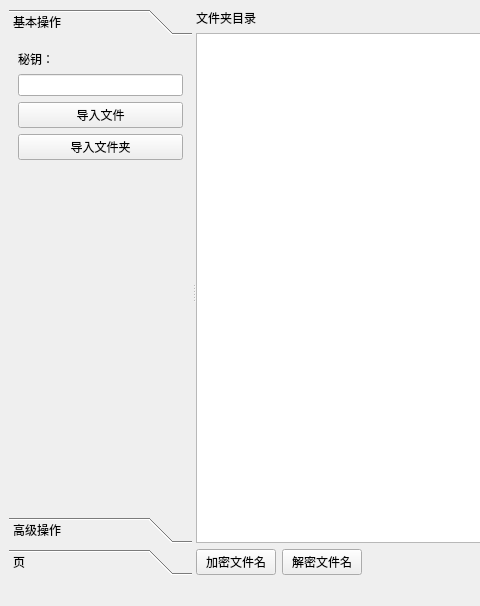
First picture: the form in mainwindow.ui, repository jedi007/Jedi_Encrypt, before the edit; both pictures show x 0 to 480 and y 0 to 606 of the 951 by 606 pixel window.
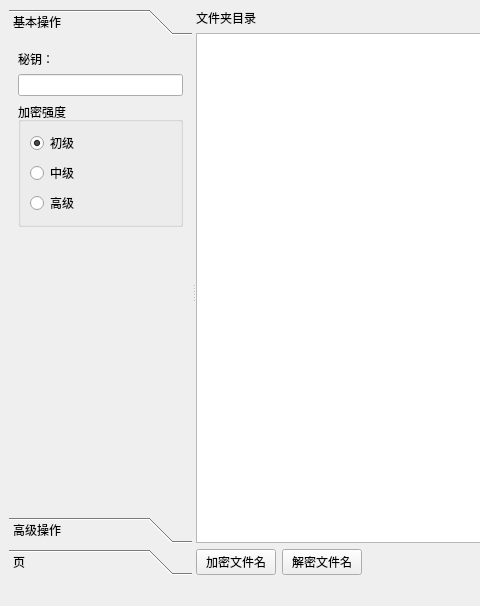
Second picture: the form after the edit. Custom widgets are drawn as their Qt base class.

Commit message: 完成 加密强度 等级配置的UI

Patch:
```diff
--- a/mainwindow.ui
+++ b/mainwindow.ui
@@ -41,7 +41,7 @@
          <rect>
           <x>0</x>
           <y>0</y>
-          <width>172</width>
+          <width>184</width>
           <height>467</height>
          </rect>
         </property>
@@ -50,8 +50,6 @@
         </attribute>
         <layout class="QVBoxLayout" name="verticalLayout_5">
          <item>
-          <layout class="QVBoxLayout" name="verticalLayout_4">
-           <item>
             <widget class="QLabel" name="label_3">
              <property name="text">
               <string>秘钥：</string>
@@ -62,17 +60,36 @@
             <widget class="QLineEdit" name="lineEdit_encrypt_key"/>
            </item>
            <item>
-            <widget class="QPushButton" name="pushButton_import_file">
+          <widget class="QGroupBox" name="groupBox">
+           <property name="title">
+            <string>加密强度</string>
+           </property>
+           <layout class="QVBoxLayout" name="verticalLayout_4">
+            <item>
+             <widget class="QRadioButton" name="radioButton_Low">
              <property name="text">
-              <string>导入文件</string>
-             </property>
+               <string>初级</string>
+              </property>
+              <property name="checked">
+               <bool>true</bool>
+              </property>
             </widget>
            </item>
            <item>
-            <widget class="QPushButton" name="pushButton_import_dir">
+             <widget class="QRadioButton" name="radioButton_Mid">
              <property name="text">
-              <string>导入文件夹</string>
-             </property>
+               <string>中级</string>
+              </property>
+             </widget>
+            </item>
+            <item>
+             <widget class="QRadioButton" name="radioButton_Hig">
+              <property name="text">
+               <string>高级</string>
+              </property>
+             </widget>
+            </item>
+           </layout>
             </widget>
            </item>
            <item>
@@ -83,14 +100,12 @@
              <property name="sizeHint" stdset="0">
               <size>
                <width>20</width>
-               <height>40</height>
+             <height>287</height>
               </size>
              </property>
             </spacer>
            </item>
           </layout>
-         </item>
-        </layout>
        </widget>
        <widget class="QWidget" name="page_2">
         <property name="geometry">
```
Left out of the diff: 4 changed lines with no effect on the pictures. Lines whose indentation alone changed are shown as unchanged. The commit also changes 4 other files.
